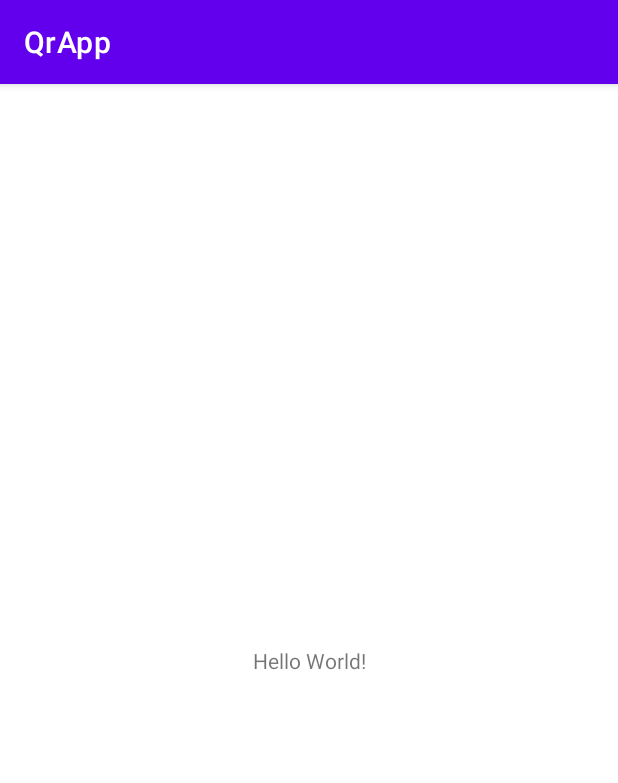
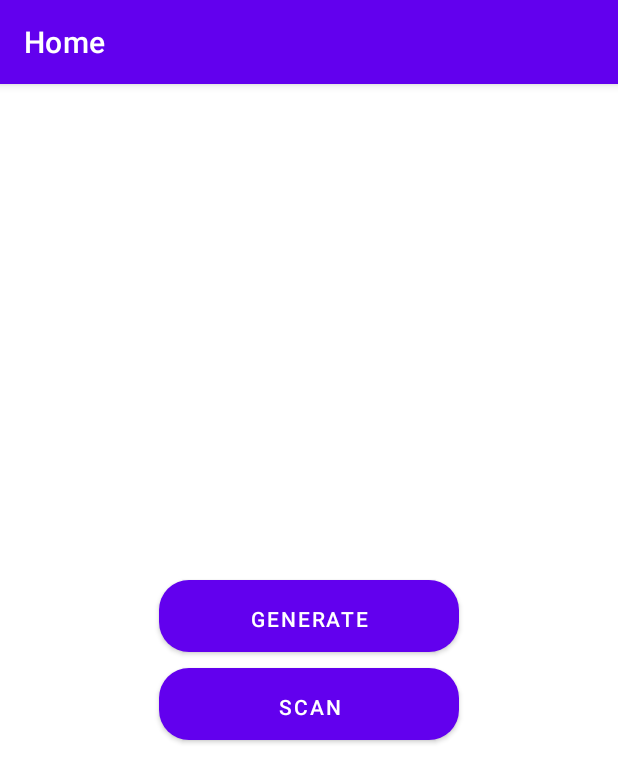
Before and after one commit to GloomyFoodeater/qr-app, an Android app: the screen it shows after launch (MainActivity), on a phone screen of 412 x 824 dp. Shown: the top 783 px of the screen. Run offline under Robolectric (Android 15) with nearby library versions, the phone set to English and light mode, and no system bars.

Commit message:
Add activities, main and generate activities' UI

```diff
--- /dev/null
+++ b/app/src/main/res/drawable/primary_btn_shape.xml
@@ -0,0 +1,9 @@
+<?xml version="1.0" encoding="utf-8"?>
+<selector xmlns:android="http://schemas.android.com/apk/res/android">
+    <item>
+        <shape>
+            <solid android:color="@color/design_default_color_primary" />
+            <corners android:radius="20dp"/>
+        </shape>
+    </item>
+</selector>
--- a/app/src/main/res/layout/activity_main.xml
+++ b/app/src/main/res/layout/activity_main.xml
@@ -1,18 +1,21 @@
 <?xml version="1.0" encoding="utf-8"?>
-<androidx.constraintlayout.widget.ConstraintLayout xmlns:android="http://schemas.android.com/apk/res/android"
-    xmlns:app="http://schemas.android.com/apk/res-auto"
+<RelativeLayout xmlns:android="http://schemas.android.com/apk/res/android"
     xmlns:tools="http://schemas.android.com/tools"
     android:layout_width="match_parent"
     android:layout_height="match_parent"
-    tools:context=".MainActivity">
+    tools:context=".MainActivity"
+    android:gravity="center">
 
-    <TextView
-        android:layout_width="wrap_content"
-        android:layout_height="wrap_content"
-        android:text="Hello World!"
-        app:layout_constraintBottom_toBottomOf="parent"
-        app:layout_constraintEnd_toEndOf="parent"
-        app:layout_constraintStart_toStartOf="parent"
-        app:layout_constraintTop_toTopOf="parent" />
+    <Button
+        android:id="@+id/generateBtn"
+        style="@style/primary_btn"
+        android:onClick="onGenerate"
+        android:text="@string/generate" />
 
-</androidx.constraintlayout.widget.ConstraintLayout>
+    <Button
+        android:id="@+id/scanBtn"
+        android:onClick="onScan"
+        android:text="@string/scan"
+        android:layout_below="@+id/generateBtn"
+        style="@style/primary_btn"/>
+</RelativeLayout>
--- a/app/src/main/res/values/strings.xml
+++ b/app/src/main/res/values/strings.xml
@@ -1,3 +1,7 @@
 <resources>
     <string name="app_name">QrApp</string>
+    <string name="scan">Scan</string>
+    <string name="generate">Generate</string>
+    <string name="home">Home</string>
+    <string name="generated_qr_code">Generated QR code</string>
 </resources>
--- /dev/null
+++ b/app/src/main/res/values/styles.xml
@@ -0,0 +1,10 @@
+<?xml version="1.0" encoding="utf-8"?>
+<resources>
+    <style name="primary_btn">
+        <item name="android:background">@drawable/primary_btn_shape</item>
+        <item name="android:padding">10dp</item>
+        <item name="android:layout_height">48dp</item>
+        <item name="android:layout_width">200dp</item>
+        <item name="android:layout_margin">5dp</item>
+    </style>
+</resources>
```
Also changed, not shown: app/src/main/AndroidManifest.xml (+9 -0 lines), app/src/main/java/com/example/qrapp/GenerationActivity.kt (added, +16 -0 lines), app/src/main/java/com/example/qrapp/MainActivity.kt (+11 -0 lines), app/src/main/java/com/example/qrapp/ScannerActivity.kt (added, +11 -0 lines), app/src/main/res/layout/activity_generation.xml (added, +33 -0 lines), app/src/main/res/layout/activity_scanner.xml (added, +8 -0 lines).
